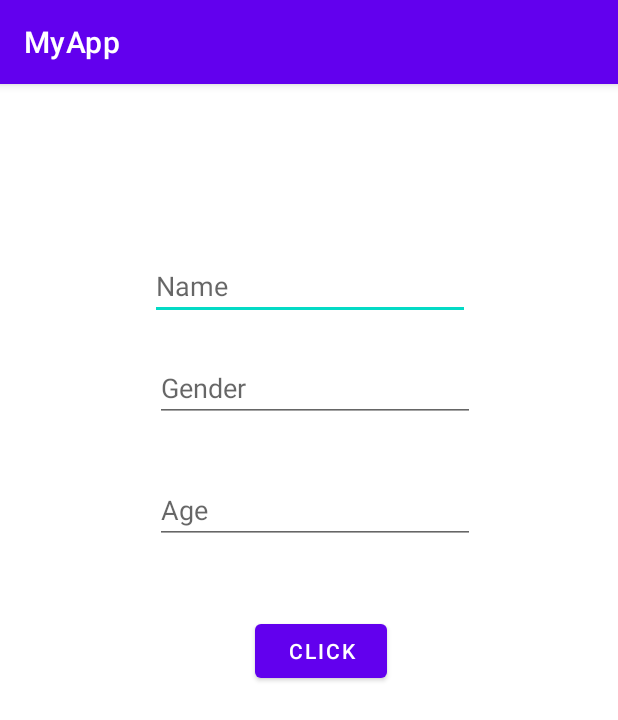
After one commit to neha-0415/KotlinDemo, an Android app: the MainActivity6 screen opened directly, with no data from a screen before it, on a phone screen of 412 x 824 dp. The commit adds this screen. Shown: the top 720 px of the screen. Run offline under Robolectric (Android 15) with nearby library versions, the phone set to English and light mode, and no system bars.

Commit message:
ClassPersonApp

```diff
--- /dev/null
+++ b/app/src/main/java/com/example/myapp/MainActivity6.kt
@@ -0,0 +1,34 @@
+package com.example.myapp
+
+import androidx.appcompat.app.AppCompatActivity
+import android.os.Bundle
+import android.view.View
+import android.widget.Button
+import android.widget.EditText
+import android.widget.Toast
+
+class MainActivity6 : AppCompatActivity() {
+    override fun onCreate(savedInstanceState: Bundle?) {
+        super.onCreate(savedInstanceState)
+        setContentView(R.layout.activity_main6)
+
+        var name =findViewById<EditText>(R.id.name)
+        var gender = findViewById<EditText>(R.id.gender)
+        var age = findViewById<EditText>(R.id.age)
+        var btn =findViewById<Button>(R.id.button4)
+
+
+        btn.setOnClickListener(View.OnClickListener {
+
+            val person =Person()
+            person.name = name.text.toString()
+            person.gender = gender.text.toString()
+            person.age = age.text.toString().toInt()
+
+            var result = if(person.age!=0) "${person.name}" else print("Person is Minor")
+
+            Toast.makeText(this, result.toString(), Toast.LENGTH_LONG).show()
+
+        })
+    }
+}
--- a/app/src/main/res/layout/activity_main4.xml
+++ b/app/src/main/res/layout/activity_main4.xml
@@ -45,8 +45,8 @@
         android:id="@+id/btn_3"
         android:layout_width="wrap_content"
         android:layout_height="wrap_content"
-        android:layout_marginStart="145dp"
-        android:layout_marginTop="206dp"
+        android:layout_marginStart="108dp"
+        android:layout_marginTop="220dp"
         android:text="Calculate"
         app:layout_constraintStart_toStartOf="parent"
         app:layout_constraintTop_toTopOf="parent" />
--- /dev/null
+++ b/app/src/main/res/layout/activity_main6.xml
@@ -0,0 +1,55 @@
+<?xml version="1.0" encoding="utf-8"?>
+<androidx.constraintlayout.widget.ConstraintLayout xmlns:android="http://schemas.android.com/apk/res/android"
+    xmlns:app="http://schemas.android.com/apk/res-auto"
+    xmlns:tools="http://schemas.android.com/tools"
+    android:layout_width="match_parent"
+    android:layout_height="match_parent"
+    tools:context=".MainActivity6">
+
+    <Button
+        android:id="@+id/button4"
+        android:layout_width="wrap_content"
+        android:layout_height="wrap_content"
+        android:layout_marginStart="170dp"
+        android:layout_marginTop="354dp"
+        android:text="Click"
+        app:layout_constraintStart_toStartOf="parent"
+        app:layout_constraintTop_toTopOf="parent" />
+
+    <EditText
+        android:id="@+id/name"
+        android:layout_width="wrap_content"
+        android:layout_height="wrap_content"
+        android:layout_marginStart="100dp"
+        android:layout_marginTop="112dp"
+        android:ems="10"
+        android:hint="Name"
+        android:inputType="textPersonName"
+        app:layout_constraintStart_toStartOf="parent"
+        app:layout_constraintTop_toTopOf="parent" />
+
+    <EditText
+        android:id="@+id/gender"
+        android:layout_width="wrap_content"
+        android:layout_height="wrap_content"
+        android:layout_marginStart="103dp"
+        android:layout_marginTop="180dp"
+        android:ems="10"
+        android:hint="Gender"
+        android:inputType="textPersonName"
+        app:layout_constraintStart_toStartOf="parent"
+        app:layout_constraintTop_toTopOf="parent" />
+
+    <EditText
+        android:id="@+id/age"
+        android:layout_width="wrap_content"
+        android:layout_height="wrap_content"
+        android:layout_marginStart="103dp"
+        android:layout_marginTop="261dp"
+        android:ems="10"
+        android:hint="Age"
+        android:inputType="textPersonName"
+        app:layout_constraintStart_toStartOf="parent"
+        app:layout_constraintTop_toTopOf="parent" />
+
+</androidx.constraintlayout.widget.ConstraintLayout>
```
Also changed, not shown: app/src/main/AndroidManifest.xml (+7 -0 lines), app/src/main/java/com/example/myapp/Bicycle.kt (added, +19 -0 lines), app/src/main/java/com/example/myapp/Main.kt (added, +10 -0 lines), app/src/main/java/com/example/myapp/Person.kt (added, +15 -0 lines).
